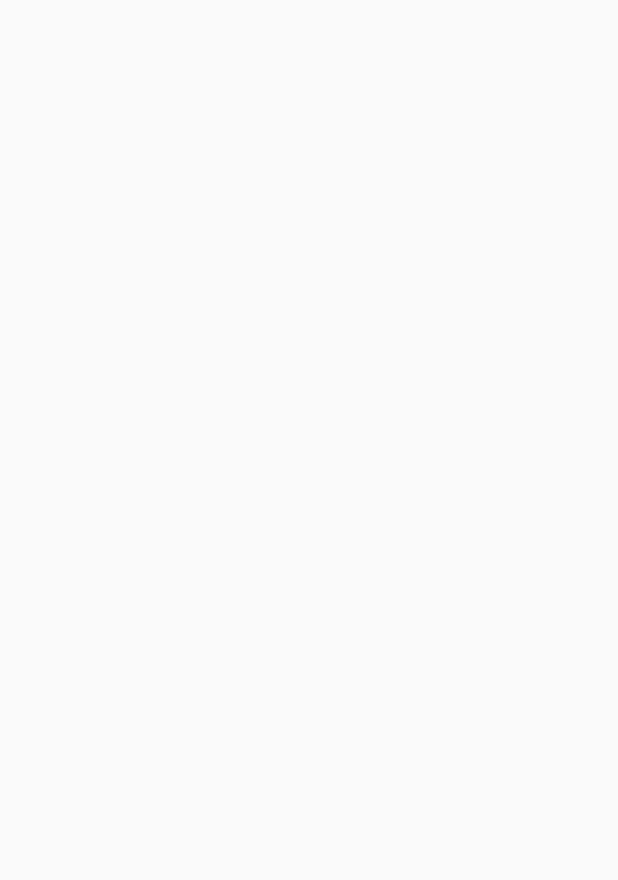
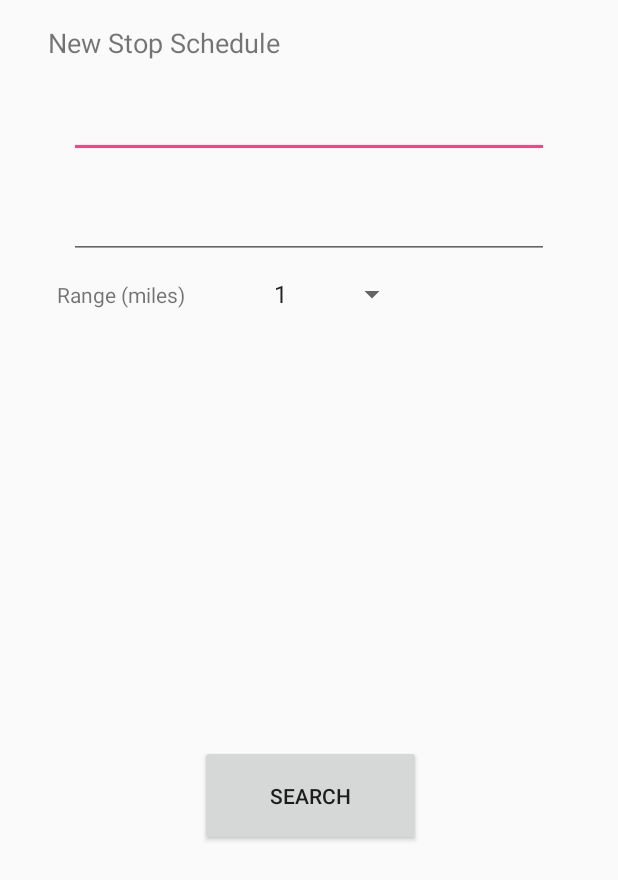
Before and after one commit to Vancu/MACProject-FMT, an Android app: the NewStopSchedule screen opened directly, with no data from a screen before it, on a phone screen of 412 x 824 dp. Before the commit the part shown is empty. Shown: the top 880 px of the screen. Run offline under Robolectric (Android 15) with nearby library versions, the phone set to English and light mode, and no system bars.

Commit message:
New Stop Schedule created and functional, found through search address in SearchStops

```diff
--- a/app/src/main/java/com/vancu/findmytrackalpha1/NewStopSchedule.java
+++ b/app/src/main/java/com/vancu/findmytrackalpha1/NewStopSchedule.java
@@ -2,12 +2,37 @@ package com.vancu.findmytrackalpha1;
 
 import android.support.v7.app.AppCompatActivity;
 import android.os.Bundle;
+import android.view.View;
+import android.widget.AdapterView;
+import android.widget.ArrayAdapter;
+import android.widget.Spinner;
 
-public class NewStopSchedule extends AppCompatActivity {
+public class NewStopSchedule extends AppCompatActivity
+{
+
+    Spinner Ranges;
+    ArrayAdapter<CharSequence> adapter;
 
     @Override
     protected void onCreate(Bundle savedInstanceState) {
         super.onCreate(savedInstanceState);
         setContentView(R.layout.activity_new_stop_schedule);
+
+        Ranges = (Spinner) findViewById(R.id.Ranges);
+        adapter = ArrayAdapter.createFromResource(this,R.array.MileRanges,android.R.layout.simple_spinner_item);
+        adapter.setDropDownViewResource(android.R.layout.simple_spinner_dropdown_item);
+        Ranges.setAdapter(adapter);
+        Ranges.setOnItemSelectedListener(new AdapterView.OnItemSelectedListener() {
+            @Override
+            public void onItemSelected(AdapterView<?> adapterView, View view, int i, long l) {
+
+            }
+
+            @Override
+            public void onNothingSelected(AdapterView<?> adapterView) {
+
+            }
+        });
+
     }
 }
--- a/app/src/main/java/com/vancu/findmytrackalpha1/SearchStops.java
+++ b/app/src/main/java/com/vancu/findmytrackalpha1/SearchStops.java
@@ -1,18 +1,13 @@
 package com.vancu.findmytrackalpha1;
 
 import android.support.v7.app.AppCompatActivity;
-import java.util.ArrayList;
-import java.util.List;
-import android.app.Activity;
 import android.os.Bundle;
 import android.view.View;
-import android.widget.Adapter;
 import android.widget.AdapterView;
-import android.widget.AdapterView.OnItemSelectedListener;
-import android.widget.SpinnerAdapter;
 import android.widget.ArrayAdapter;
 import android.widget.Toast;
 import android.widget.Spinner;
+import android.content.Intent;
 
 public class SearchStops extends AppCompatActivity
 {
@@ -93,4 +88,10 @@ public class SearchStops extends AppCompatActivity
         });
     }
 
+    public void bNewStopScheduleTest(View view)
+    {
+        Intent intent = new Intent(this,NewStopSchedule.class);
+        startActivity(intent);
+    }
+
 }
--- a/app/src/main/res/layout/activity_new_stop_schedule.xml
+++ b/app/src/main/res/layout/activity_new_stop_schedule.xml
@@ -6,4 +6,93 @@
     android:layout_height="match_parent"
     tools:context=".NewStopSchedule">
 
+    <EditText
+        android:id="@+id/editText5"
+        android:layout_width="320dp"
+        android:layout_height="50dp"
+        android:layout_marginEnd="32dp"
+        android:layout_marginLeft="32dp"
+        android:layout_marginRight="32dp"
+        android:layout_marginStart="32dp"
+        android:layout_marginTop="14dp"
+        android:ems="10"
+        android:inputType="textPersonName"
+        app:layout_constraintEnd_toEndOf="parent"
+        app:layout_constraintStart_toStartOf="parent"
+        app:layout_constraintTop_toBottomOf="@+id/textView4"
+        tools:text="Name for Schedule" />
+
+    <EditText
+        android:id="@+id/editText4"
+        android:layout_width="320dp"
+        android:layout_height="50dp"
+        android:layout_marginEnd="32dp"
+        android:layout_marginLeft="32dp"
+        android:layout_marginRight="32dp"
+        android:layout_marginStart="32dp"
+        android:layout_marginTop="17dp"
+        android:ems="10"
+        android:inputType="textPersonName"
+        app:layout_constraintEnd_toEndOf="parent"
+        app:layout_constraintStart_toStartOf="parent"
+        app:layout_constraintTop_toBottomOf="@+id/editText5"
+        tools:text="Bus Stop Address" />
+
+    <Button
+        android:id="@+id/button4"
+        android:layout_width="147dp"
+        android:layout_height="67dp"
+        android:layout_marginBottom="260dp"
+        android:layout_marginEnd="118dp"
+        android:layout_marginLeft="119dp"
+        android:layout_marginRight="118dp"
+        android:layout_marginStart="119dp"
+        android:layout_marginTop="21dp"
+        android:text="Search"
+        app:layout_constraintBottom_toBottomOf="parent"
+        app:layout_constraintEnd_toEndOf="parent"
+        app:layout_constraintStart_toStartOf="parent"
+        app:layout_constraintTop_toBottomOf="@+id/ranges" />
+
+    <TextView
+        android:id="@+id/textView4"
+        android:layout_width="155dp"
+        android:layout_height="25dp"
+        android:layout_marginEnd="197dp"
+        android:layout_marginLeft="32dp"
+        android:layout_marginRight="197dp"
+        android:layout_marginStart="32dp"
+        android:layout_marginTop="16dp"
+        android:text="New Stop Schedule"
+        android:textSize="18sp"
+        app:layout_constraintEnd_toEndOf="parent"
+        app:layout_constraintHorizontal_bias="0.0"
+        app:layout_constraintStart_toStartOf="parent"
+        app:layout_constraintTop_toTopOf="parent" />
+
+    <Spinner
+        android:id="@+id/Ranges"
+        android:layout_width="97dp"
+        android:layout_height="22dp"
+        android:layout_marginEnd="140dp"
+        android:layout_marginRight="140dp"
+        android:layout_marginTop="12dp"
+        android:entries="@array/MileRanges"
+        app:layout_constraintEnd_toEndOf="parent"
+        app:layout_constraintTop_toBottomOf="@+id/editText4" />
+
+    <TextView
+        android:id="@+id/textView7"
+        android:layout_width="wrap_content"
+        android:layout_height="wrap_content"
+        android:layout_marginEnd="12dp"
+        android:layout_marginLeft="38dp"
+        android:layout_marginRight="12dp"
+        android:layout_marginStart="38dp"
+        android:layout_marginTop="14dp"
+        android:text="Range (miles)"
+        app:layout_constraintEnd_toStartOf="@+id/ranges"
+        app:layout_constraintStart_toStartOf="parent"
+        app:layout_constraintTop_toBottomOf="@+id/editText4" />
+
 </android.support.constraint.ConstraintLayout>
--- a/app/src/main/res/layout/activity_search_stops.xml
+++ b/app/src/main/res/layout/activity_search_stops.xml
@@ -164,6 +164,7 @@
         android:layout_marginRight="89dp"
         android:layout_marginStart="89dp"
         android:layout_marginTop="17dp"
+        android:onClick="bNewStopScheduleTest"
         android:text="Search Address"
         app:layout_constraintBottom_toBottomOf="parent"
         app:layout_constraintEnd_toEndOf="parent"
```
